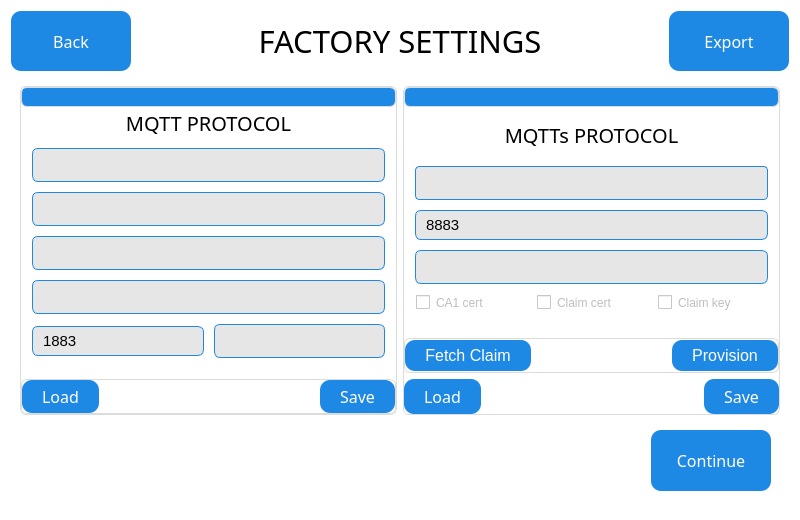
Old version of the form QT_APP/factsetting.ui in the repository eSpark-Backup/nabilfesal-msm-fw.
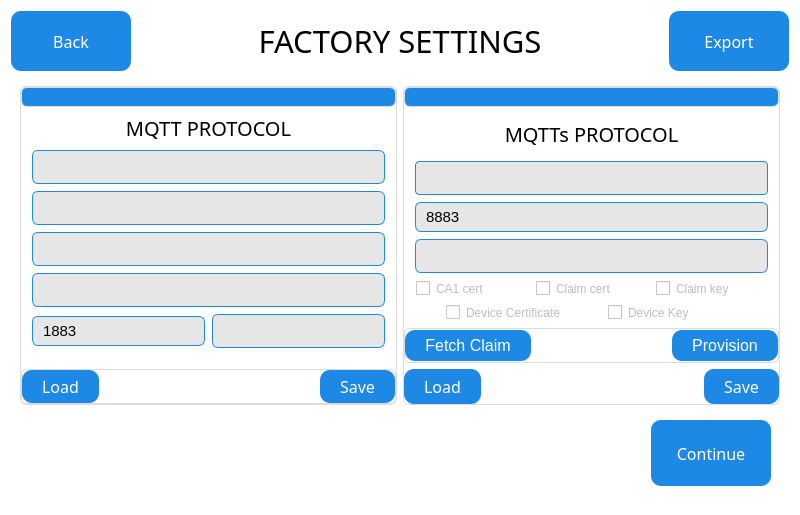
New version of the form.

Commit message: device cert and key checkbox and factSettings UI modified

```diff
--- a/QT_APP/factsetting.ui
+++ b/QT_APP/factsetting.ui
@@ -228,13 +228,13 @@
               </property>
               <layout class="QVBoxLayout" name="verticalLayout_9">
                <property name="spacing">
-                <number>10</number>
+                <number>7</number>
                </property>
                <property name="leftMargin">
                 <number>10</number>
                </property>
                <property name="topMargin">
-                <number>0</number>
+                <number>5</number>
                </property>
                <property name="rightMargin">
                 <number>10</number>
@@ -608,7 +608,7 @@
               </property>
               <layout class="QVBoxLayout" name="verticalLayout_17">
                <property name="spacing">
-                <number>10</number>
+                <number>7</number>
                </property>
                <property name="leftMargin">
                 <number>10</number>
@@ -620,7 +620,7 @@
                 <number>10</number>
                </property>
                <property name="bottomMargin">
-                <number>20</number>
+                <number>0</number>
                </property>
                <item>
                 <widget class="QLabel" name="label_9">
@@ -768,6 +768,42 @@
                  </item>
                 </layout>
                </item>
+               <item>
+                <layout class="QHBoxLayout" name="horizontalLayout_5">
+                 <property name="spacing">
+                  <number>0</number>
+                 </property>
+                 <property name="leftMargin">
+                  <number>30</number>
+                 </property>
+                 <property name="topMargin">
+                  <number>0</number>
+                 </property>
+                 <item>
+                  <widget class="QCheckBox" name="devCertChkBox">
+                   <property name="enabled">
+                    <bool>false</bool>
+                   </property>
+                   <property name="text">
+                    <string>Device Certificate</string>
+                   </property>
+                  </widget>
+                 </item>
+                 <item>
+                  <widget class="QCheckBox" name="devKeyChkBox">
+                   <property name="enabled">
+                    <bool>false</bool>
+                   </property>
+                   <property name="focusPolicy">
+                    <enum>Qt::NoFocus</enum>
+                   </property>
+                   <property name="text">
+                    <string>Device Key</string>
+                   </property>
+                  </widget>
+                 </item>
+                </layout>
+               </item>
               </layout>
              </widget>
             </item>
@@ -1140,13 +1176,13 @@
               </property>
               <layout class="QVBoxLayout" name="verticalLayout_11">
                <property name="spacing">
-                <number>10</number>
+                <number>7</number>
                </property>
                <property name="leftMargin">
                 <number>10</number>
                </property>
                <property name="topMargin">
-                <number>0</number>
+                <number>10</number>
                </property>
                <property name="rightMargin">
                 <number>10</number>
@@ -1548,13 +1584,13 @@
               </property>
               <layout class="QVBoxLayout" name="verticalLayout_15">
                <property name="spacing">
-                <number>10</number>
+                <number>7</number>
                </property>
                <property name="leftMargin">
                 <number>10</number>
                </property>
                <property name="topMargin">
-                <number>0</number>
+                <number>10</number>
                </property>
                <property name="rightMargin">
                 <number>10</number>
```
The commit also changes 1 other file.
